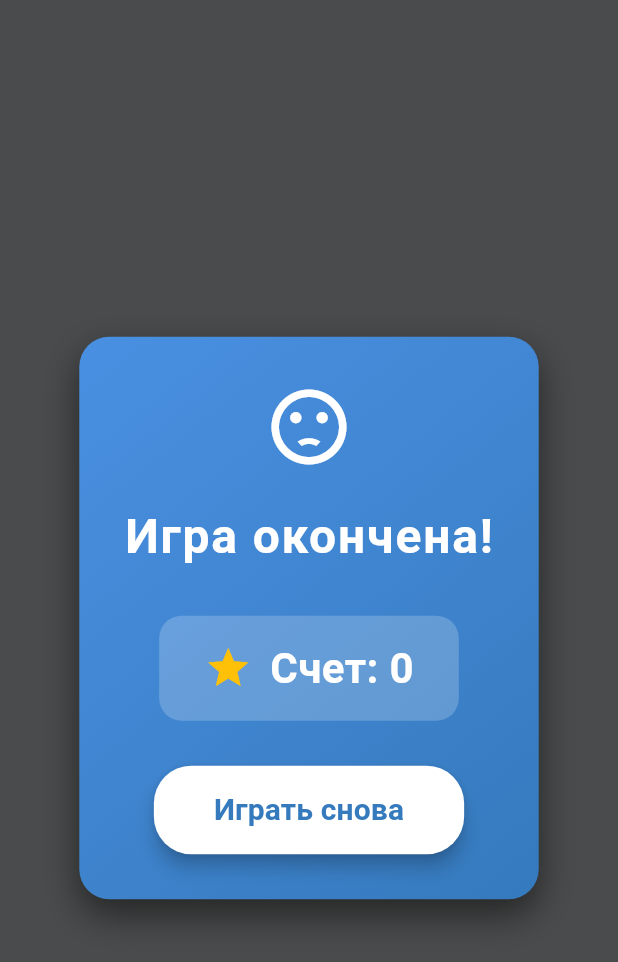
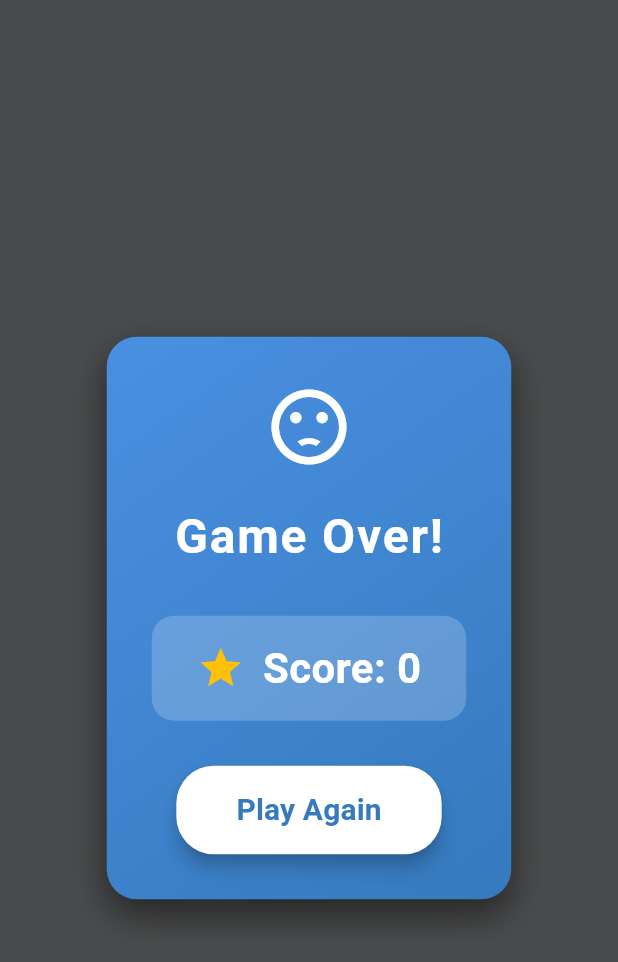
Before and after one commit to yaroslav20568/sky_flyer, a Flutter app: the GameOverDialog widget shown alone on an empty page, opened directly with empty values, on a phone screen of 412 x 824 dp. Shown: the top 962 px of the screen. Run offline on Flutter 3.47's test engine with Material 3 defaults, Android fonts, the phone set to English and light mode, and no system bars; statements that could not run were skipped.

Commit message:
fix: replace Cyrillic text with Latin and fix airplane orientation

```diff
--- a/lib/widgets/game_over_dialog.dart
+++ b/lib/widgets/game_over_dialog.dart
@@ -48,7 +48,7 @@ class GameOverDialog extends StatelessWidget {
                   ),
                   const SizedBox(height: 20),
                   const Text(
-                    'Игра окончена!',
+                    'Game Over!',
                     style: TextStyle(
                       fontSize: 32,
                       fontWeight: FontWeight.bold,
@@ -72,7 +72,7 @@ class GameOverDialog extends StatelessWidget {
                         const Icon(Icons.star, color: Colors.amber, size: 32),
                         const SizedBox(width: 12),
                         Text(
-                          'Счет: $score',
+                          'Score: $score',
                           style: const TextStyle(
                             fontSize: 28,
                             fontWeight: FontWeight.bold,
@@ -98,7 +98,7 @@ class GameOverDialog extends StatelessWidget {
                       elevation: 5,
                     ),
                     child: const Text(
-                      'Играть снова',
+                      'Play Again',
                       style: TextStyle(
                         fontSize: 20,
                         fontWeight: FontWeight.bold,
```
Also changed, not shown: lib/widgets/start_screen.dart (+5 -2 lines).
